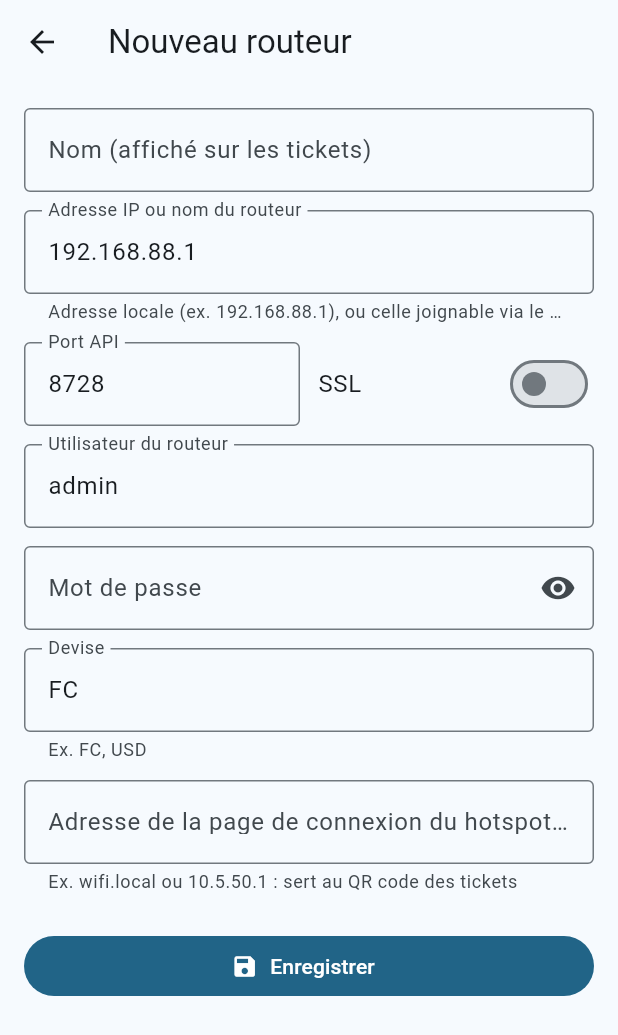
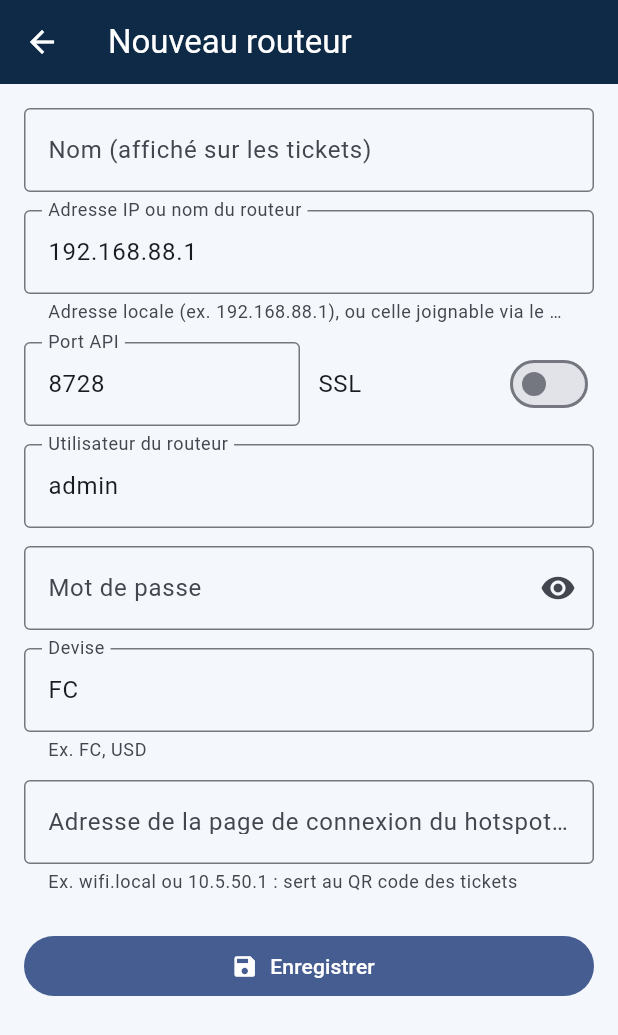
Before and after one commit to chadracklonde/mtandao-ticket-app, a Flutter app: the screen it shows after launch, after a tap on "Nouveau routeur", on a phone screen of 412 x 824 dp. Shown: the top 1035 px of the screen. Run offline on Flutter 3.47's test engine with Material 3 defaults, Android fonts, the phone set to English and light mode, and no system bars; our stand-ins replace flutter_secure_storage, pdf, printing, shared_preferences.

```diff
--- a/lib/main.dart
+++ b/lib/main.dart
@@ -1,6 +1,10 @@
 import 'package:flutter/material.dart';
 
 import 'screens/sessions_screen.dart';
+
+// Charte : voir docs/identite-visuelle.md
+const _blueSignal = Color(0xFF0F5FD0);
+const _ink = Color(0xFF0E2A47);
 
 void main() {
   runApp(const MtandaoApp());
@@ -16,12 +20,17 @@ class MtandaoApp extends StatelessWidget {
       debugShowCheckedModeBanner: false,
       theme: ThemeData(
         useMaterial3: true,
-        colorSchemeSeed: const Color(0xFF0B6E99),
+        colorSchemeSeed: _blueSignal,
+        scaffoldBackgroundColor: const Color(0xFFF4F7FB),
+        appBarTheme: const AppBarTheme(
+          backgroundColor: _ink,
+          foregroundColor: Colors.white,
+        ),
       ),
       darkTheme: ThemeData(
         useMaterial3: true,
         brightness: Brightness.dark,
-        colorSchemeSeed: const Color(0xFF0B6E99),
+        colorSchemeSeed: _blueSignal,
       ),
       home: const SessionsScreen(),
     );
```
Also changed, not shown: pubspec.yaml (+8 -0 lines), assets/brand/icon.svg (added), assets/brand/icon_foreground.png (added), assets/brand/icon_foreground.svg (added), assets/brand/icon_square.png (added), assets/brand/icon_square.svg (added), assets/brand/logo.png (added), assets/brand/logo.svg (added), 2 other files.
